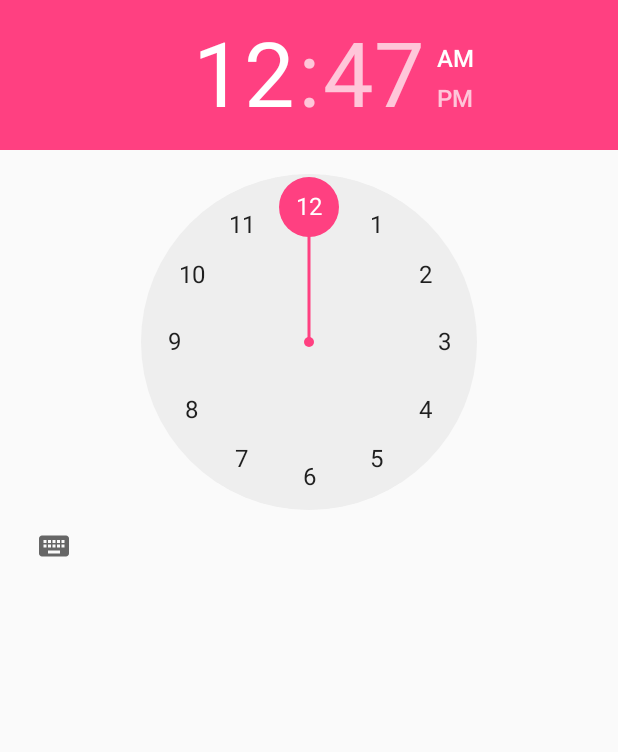
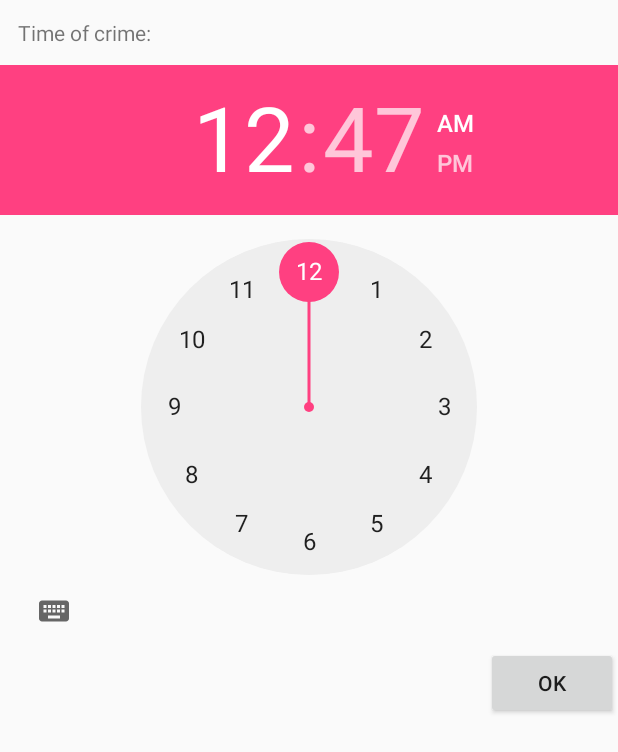
Before and after one commit to NicolasUA/CriminalIntent, an Android app: the layout dialog_time.xml on its own in the app's theme, with its tools: preview values and no code run, on a phone screen of 412 x 824 dp. Shown: the top 752 px of the screen. Run offline under Robolectric (Android 15) with nearby library versions, the phone set to English and light mode, and no system bars.

Commit message:
Add time picker activity

```diff
--- a/app/src/main/AndroidManifest.xml
+++ b/app/src/main/AndroidManifest.xml
@@ -16,6 +16,7 @@
         </activity>
         <activity android:name=".CrimePagerActivity"/>
         <activity android:name=".DateActivity"/>/
+        <activity android:name=".TimeActivity"/>/
     </application>
 
 </manifest>
--- a/app/src/main/java/com/bignerdranch/android/criminalintent/DatePickerFragment.java
+++ b/app/src/main/java/com/bignerdranch/android/criminalintent/DatePickerFragment.java
@@ -1,5 +1,4 @@
 package com.bignerdranch.android.criminalintent;
-
 
 import android.app.Activity;
 import android.app.Dialog;
--- a/app/src/main/res/layout/dialog_time.xml
+++ b/app/src/main/res/layout/dialog_time.xml
@@ -1,8 +1,31 @@
 <?xml version="1.0" encoding="utf-8"?>
-<TimePicker
+<LinearLayout
     xmlns:android="http://schemas.android.com/apk/res/android"
-    android:id="@+id/dialog_time_time_picker"
-    android:layout_width="wrap_content"
+    xmlns:tools="http://schemas.android.com/tools"
+    android:id="@+id/dialog_time"
+    android:orientation="vertical"
+    android:layout_width="match_parent"
     android:layout_height="wrap_content">
 
-</TimePicker>
+    <TextView
+        android:id="@+id/dialog_time_title_text_view"
+        android:layout_width="wrap_content"
+        android:layout_height="wrap_content"
+        android:padding="12dp"
+        tools:text="Time of crime:"/>
+
+    <TimePicker
+        android:id="@+id/dialog_time_time_picker"
+        android:layout_width="match_parent"
+        android:layout_height="wrap_content"
+        android:calendarViewShown="false"/>
+
+    <Button
+        android:id="@+id/dialog_time_ok_button"
+        android:layout_width="wrap_content"
+        android:layout_height="wrap_content"
+        android:layout_gravity="right"
+        android:padding="4dp"
+        tools:text="Ok"/>
+
+</LinearLayout>
```
Also changed, not shown: app/src/main/java/com/bignerdranch/android/criminalintent/CrimeFragment.java (+9 -4 lines), app/src/main/java/com/bignerdranch/android/criminalintent/TimeActivity.java (added, +24 -0 lines), app/src/main/java/com/bignerdranch/android/criminalintent/TimePickerFragment.java (+51 -19 lines).
